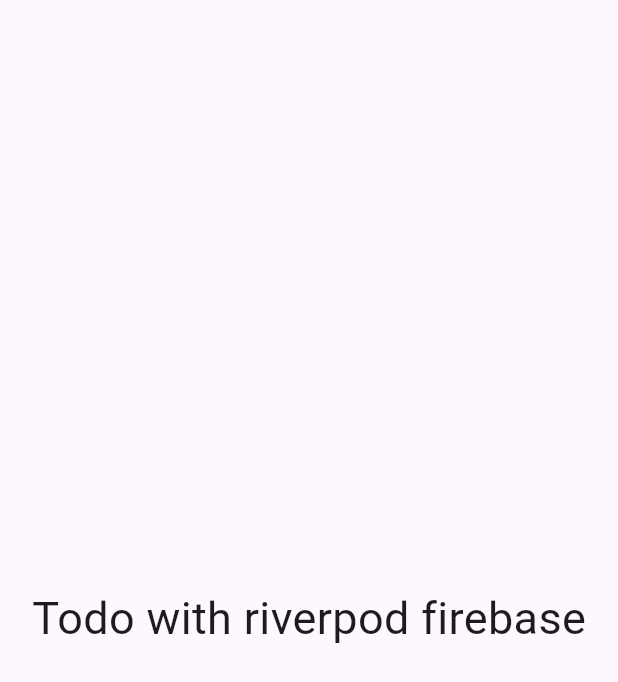
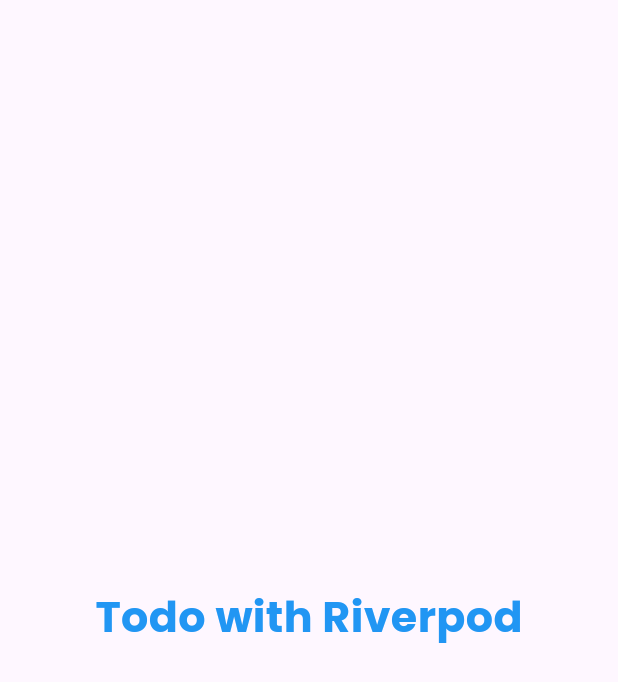
Before and after one commit to banku27/Task-Management-Firebase, a Flutter app: the screen it shows after launch, on a phone screen of 412 x 824 dp. Shown: the top 682 px of the screen. Run offline on Flutter 3.47's test engine with Material 2 defaults, Android fonts, the phone set to English and light mode, and no system bars; our stand-ins replace flutter_screenutil, google_fonts.

Commit message:
app constants

```diff
--- /dev/null
+++ b/lib/common/widgets/app_style.dart
@@ -0,0 +1,7 @@
+import 'package:flutter/material.dart';
+import 'package:flutter_screenutil/flutter_screenutil.dart';
+import 'package:google_fonts/google_fonts.dart';
+
+TextStyle appstyle(double size, Color color, FontWeight fw) {
+  return GoogleFonts.poppins(fontSize: size.sp, color: color, fontWeight: fw);
+}
--- a/lib/features/todo/pages/homepage.dart
+++ b/lib/features/todo/pages/homepage.dart
@@ -1,4 +1,6 @@
 import 'package:flutter/material.dart';
+import 'package:todo_with_firebase/common/widgets/app_style.dart';
+import 'package:todo_with_firebase/common/widgets/reusable_text.dart';
 
 class HomePage extends StatefulWidget {
   const HomePage({super.key});
@@ -10,13 +12,11 @@ class HomePage extends StatefulWidget {
 class _HomePageState extends State<HomePage> {
   @override
   Widget build(BuildContext context) {
-    return const Scaffold(
+    return Scaffold(
       body: Center(
-        child: Text(
-          'Todo with riverpod firebase',
-          style: TextStyle(
-            fontSize: 30,
-          ),
+        child: ReusableText(
+          text: 'Todo with Riverpod',
+          style: appstyle(26, Colors.blue, FontWeight.bold),
         ),
       ),
     );
--- a/pubspec.yaml
+++ b/pubspec.yaml
@@ -36,6 +36,7 @@ dependencies:
   # Use with the CupertinoIcons class for iOS style icons.
   cupertino_icons: ^1.0.2
   flutter_screenutil: ^5.8.4
+  google_fonts: ^5.1.0
 
 dev_dependencies:
   flutter_test:
```
Also changed, not shown: lib/common/utils/constants.dart (added, +20 -0 lines), pubspec.lock.
